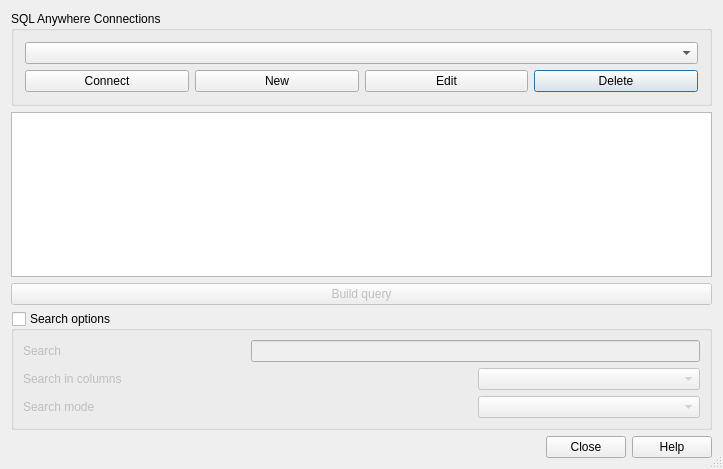
Before: the Qt Designer form qgis/src/plugins/sqlanywhere/sasourceselectbase.ui in sourcepole/qgis, drawn with Qt 5.
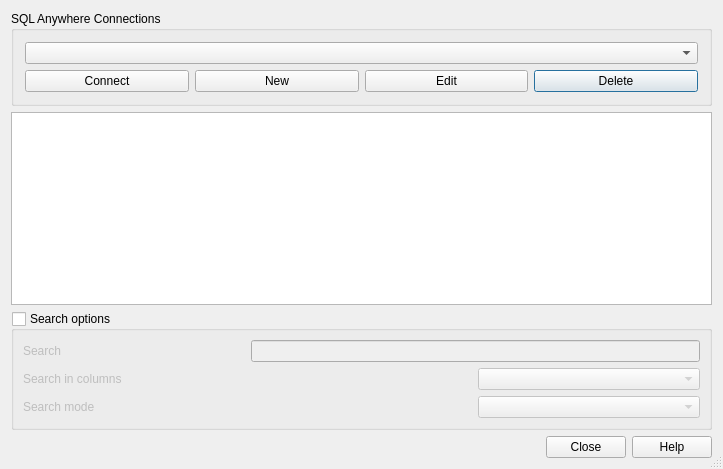
After: the same form once the commit is applied. Icons and pictures are not drawn.

Commit message: db source select: move 'add' back to the first position in the button box

```diff
--- a/qgis/src/plugins/sqlanywhere/sasourceselectbase.ui
+++ b/qgis/src/plugins/sqlanywhere/sasourceselectbase.ui
@@ -77,16 +77,6 @@
      </property>
     </widget>
    </item>
-   <item>
-    <widget class="QPushButton" name="btnBuildQuery" >
-     <property name="enabled" >
-      <bool>false</bool>
-     </property>
-     <property name="text" >
-      <string>Build query</string>
-     </property>
-    </widget>
-   </item>
    <item>
     <widget class="QGroupBox" name="mSearchGroupBox" >
      <property name="title" >
```
The commit also changes 3 other files.
